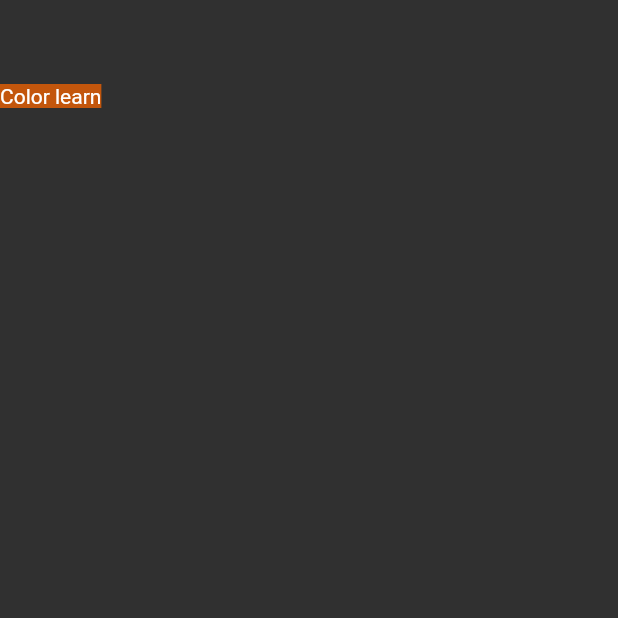
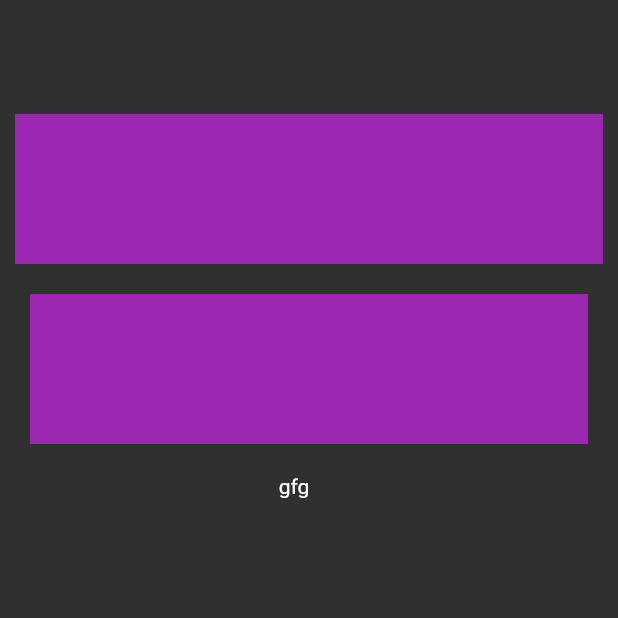
Before and after one commit to ezgifistikcioglu/advanced-flutter-learn, a Flutter app: the screen it shows after launch, on a phone screen of 412 x 824 dp, the top half of it. Run offline on Flutter 3.47's test engine with Material 2 defaults, Android fonts, the phone set to English and light mode, and no system bars.

Commit message:
Added stateless and padding infos.

```diff
--- /dev/null
+++ b/lib/basic/padding_learn.dart
@@ -0,0 +1,37 @@
+import 'package:flutter/material.dart';
+
+class PaddingLearn extends StatelessWidget {
+  const PaddingLearn({Key? key}) : super(key: key);
+
+  @override
+  Widget build(BuildContext context) {
+    return Scaffold(
+      appBar: AppBar(),
+      body: Padding(
+        padding: ProjectPadding().pagePaddingVertical,
+        //const EdgeInsets.symmetric(vertical: 10),
+        child: Column(children: [
+          Padding(
+              padding: const EdgeInsets.all(10),
+              child: Container(color: Colors.purple, height: 100)),
+          Padding(
+            padding: const EdgeInsets.symmetric(vertical: 10, horizontal: 20),
+            child: Container(
+                padding: EdgeInsets.zero, color: Colors.purple, height: 100),
+          ),
+          Padding(
+            padding: ProjectPadding().pagePaddingRight +
+                ProjectPadding()
+                    .pagePaddingVertical, // 10 + 10 = 20 vertical değer oldu nice bilgi tut
+            child: const Text("gfg"),
+          )
+        ]),
+      ),
+    );
+  }
+}
+
+class ProjectPadding {
+  final pagePaddingVertical = const EdgeInsets.symmetric(vertical: 10);
+  final pagePaddingRight = const EdgeInsets.only(right: 20);
+}
--- a/lib/main.dart
+++ b/lib/main.dart
@@ -3,7 +3,9 @@ import 'package:flutter/services.dart';
 import 'package:flutter_full/basic/app_bar_learn.dart';
 import 'package:flutter_full/basic/container_sized_box_learn.dart';
 import 'package:flutter_full/basic/icon_learn.dart';
+import 'package:flutter_full/basic/padding_learn.dart';
 import 'package:flutter_full/basic/scaffold_learn.dart';
+import 'package:flutter_full/basic/stateless_learn.dart';
 import 'package:flutter_full/basic/text_view_learn.dart';
 
 import 'basic/button_learn.dart';
@@ -32,7 +34,7 @@ class MyApp extends StatelessWidget {
             systemOverlayStyle: SystemUiOverlayStyle
                 .light, // Android cihazın şarz ve saat bilgilerinin old kısım, önemli
           )),
-      home: const ColorLearn(),
+      home: const PaddingLearn(),
     );
   }
 }
```
Also changed, not shown: lib/basic/stateless_learn.dart (added, +55 -0 lines).
